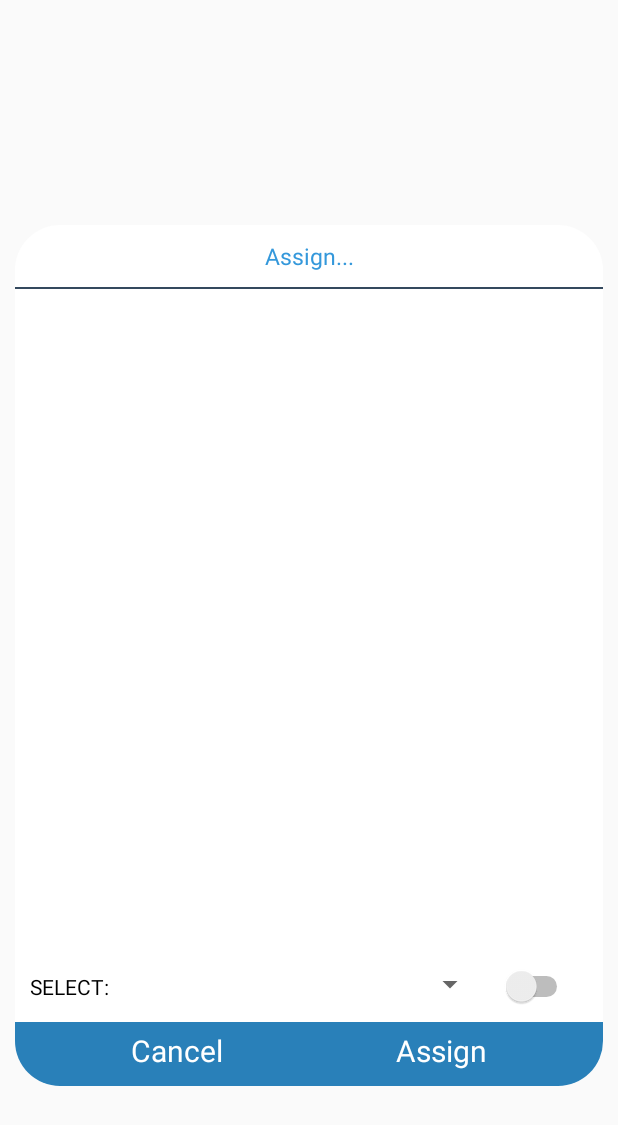
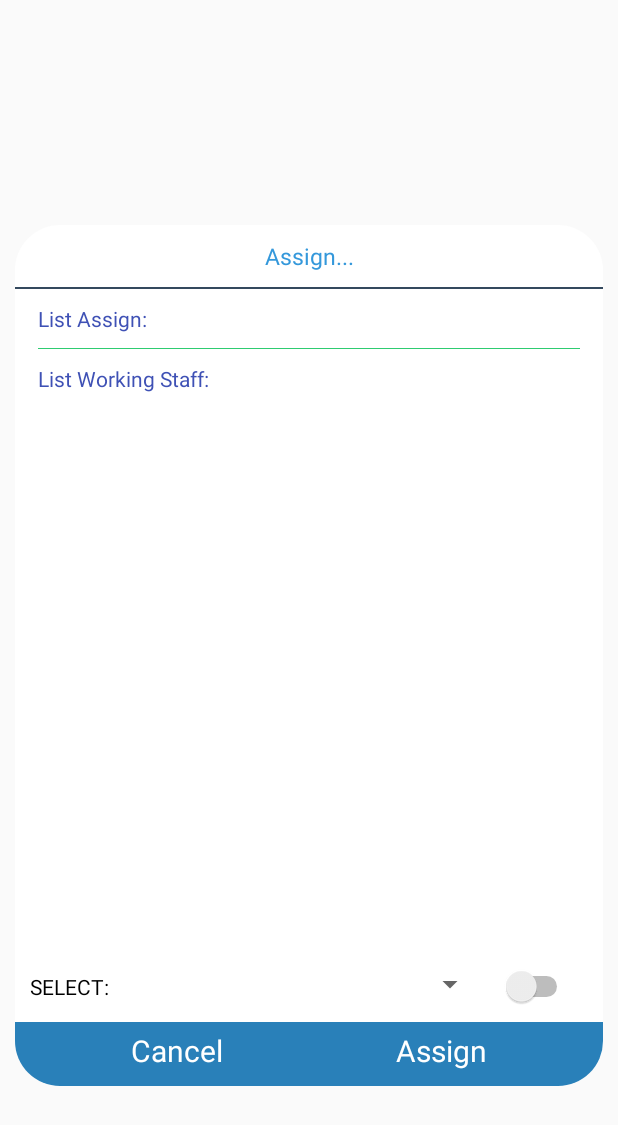
Before and after one commit to tuanhwing/APM, an Android app: the layout dialog_assgin.xml on its own in the app's theme, with its tools: preview values and no code run, on a phone screen of 412 x 824 dp. Shown: the top 1125 px of the screen. Run offline under Robolectric (Android 15) with nearby library versions, the phone set to English and light mode, and no system bars.

Commit message:
commit 13/01/2017

```diff
--- a/app/src/main/java/graduating/project/com/apm/MainActivity.java
+++ b/app/src/main/java/graduating/project/com/apm/MainActivity.java
@@ -459,8 +459,9 @@ public class MainActivity extends FragmentActivity implements MainView, View.OnC
         mDataList.add(new TimeLineModel("New Update Process(taskid: " + taskid + ",type: " + type + ")", MyDate.getYMDHMSNow(System.currentTimeMillis())));//Add timeline
         int j=0;
         while(true){
+            if(j >= tasks.size()) break;
             if(tasks.get(j).getId() == taskid){
-                if(j >= tasks.size()) break;
+                for(int k=0; k<tasks.get(j).getAssign().size(); k++) tasks.get(j).getAssign().get(k).setActive(0);
                 tasks.get(j).setType(type);
                 if(type == 3) tasks.remove(j);
                 int i=0;
--- a/app/src/main/java/graduating/project/com/apm/dialog/PopupListStaff.java
+++ b/app/src/main/java/graduating/project/com/apm/dialog/PopupListStaff.java
@@ -51,10 +51,8 @@ public class PopupListStaff extends Dialog {
         listStaffs = (LinearLayout) findViewById(R.id.list_staff);
         for (int i = 0; i < staffs.size(); i++) {
 
-            View childView = layoutInflater.inflate(R.layout.detail_assign_item, null);
+            View childView = layoutInflater.inflate(R.layout.item_staff, null);
             TextView tvName = (TextView) childView.findViewById(R.id.tv_name);
-//            TextView tvTime = (TextView) childView.findViewById(R.id.tv_date_assign);
-//            tvTime.setText("sda");
             tvName.setText(staffs.get(i).getName());
             listStaffs.addView(childView);
         }
--- a/app/src/main/res/layout/dialog_assgin.xml
+++ b/app/src/main/res/layout/dialog_assgin.xml
@@ -35,11 +35,40 @@
         android:layout_alignParentTop="true"
         android:layout_alignParentLeft="true"
         android:layout_alignParentStart="true">
+
         <LinearLayout
-            android:id="@+id/list_assign"
             android:layout_width="match_parent"
-            android:layout_height="wrap_content"
-            android:orientation="vertical" />
+            android:layout_height="match_parent"
+            android:orientation="vertical">
+            <TextView
+                android:text="List Assign:"
+                android:textColor="@color/colorPrimary"
+                android:layout_width="match_parent"
+                android:layout_height="wrap_content" />
+            <LinearLayout
+                android:id="@+id/list_assign"
+                android:layout_width="match_parent"
+                android:layout_height="wrap_content"
+                android:orientation="vertical" />
+            <View
+                android:layout_width="match_parent"
+                android:layout_height="1px"
+                android:layout_marginTop="10dp"
+                android:layout_marginBottom="10dp"
+                android:background="#2ecc71" />
+            <TextView
+                android:text="List Working Staff:"
+                android:textColor="@color/colorPrimary"
+                android:layout_width="match_parent"
+                android:layout_height="wrap_content" />
+            <LinearLayout
+                android:id="@+id/list_staff_working"
+                android:layout_width="match_parent"
+                android:layout_height="wrap_content"
+                android:orientation="vertical" />
+        </LinearLayout>
+
+
     </android.support.v4.widget.NestedScrollView>
 
     <LinearLayout
```
Also changed, not shown: app/src/main/java/graduating/project/com/apm/dialog/PopupAssignedStaff.java (+22 -0 lines), app/src/main/res/layout/item_staff.xml (added, +11 -0 lines).
